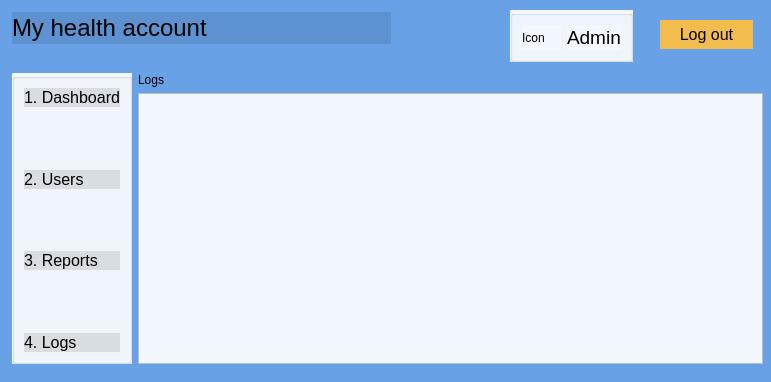
The window that adminlogs.ui (Darijan444/COV-19-Desktop_App) describes before a commit, drawn with Qt 5.
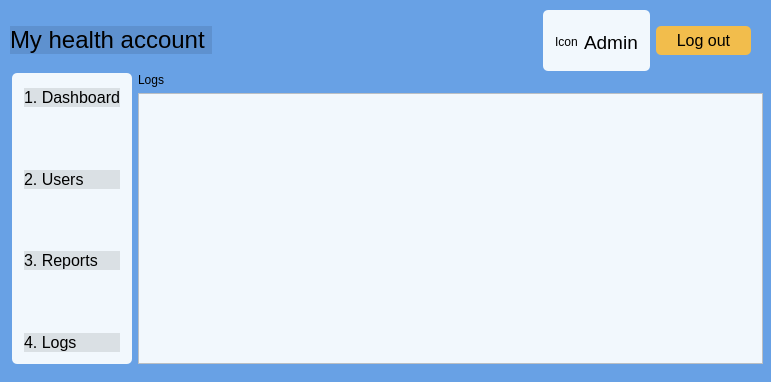
The same window after the commit.

What changed in the file:
```diff
--- a/adminlogs.ui
+++ b/adminlogs.ui
@@ -16,42 +16,6 @@
   <property name="styleSheet">
    <string notr="true">background-color: rgb(104, 161, 229);</string>
   </property>
-  <widget class="QPushButton" name="pushButtonLogout">
-   <property name="geometry">
-    <rect>
-     <x>660</x>
-     <y>20</y>
-     <width>93</width>
-     <height>29</height>
-    </rect>
-   </property>
-   <property name="styleSheet">
-    <string notr="true">QPushButton {
-
-    background-color: rgb(242, 189, 76); 
-
-    border: none; 
-
-    color: rgb(0, 0, 0); 
-
-    font: 16px;
-
-} 
-
-QPushButton:hover { 
-
-    background-color: rgb(245, 149, 66); 
-
-    border: none; 
-
-    color: rgb(0, 43, 255); 
-
-}</string>
-   </property>
-   <property name="text">
-    <string>Log out</string>
-   </property>
-  </widget>
   <widget class="QWidget" name="layoutWidget">
    <property name="geometry">
     <rect>
@@ -65,7 +29,10 @@
     <item row="0" column="0" rowspan="2">
      <widget class="QGroupBox" name="groupBox_2">
       <property name="styleSheet">
-       <string notr="true">background-color: rgb(242, 248, 253)</string>
+       <string notr="true">QGroupBox { 
+     border-radius: 5px; 
+	background-color: rgb(242, 248, 253);
+ } </string>
       </property>
       <property name="title">
        <string/>
@@ -225,32 +192,70 @@
     </item>
    </layout>
   </widget>
-  <widget class="QGroupBox" name="groupBox_6">
+  <widget class="QWidget" name="layoutWidget_2">
    <property name="geometry">
     <rect>
-     <x>510</x>
+     <x>10</x>
      <y>10</y>
-     <width>123</width>
-     <height>52</height>
+     <width>741</width>
+     <height>61</height>
     </rect>
    </property>
-   <property name="styleSheet">
-    <string notr="true">background-color: rgb(242, 248, 253)</string>
-   </property>
-   <property name="title">
-    <string/>
-   </property>
-   <layout class="QHBoxLayout" name="horizontalLayout_2">
-    <item>
      <layout class="QHBoxLayout" name="horizontalLayout">
       <item>
+     <widget class="QPushButton" name="pushButtonMyHealthAccount">
+      <property name="styleSheet">
+       <string notr="true">QPushButton {
+	background-color: rgb(0, 0, 0,0.1); 
+	border: none; 
+	color: rgb(0, 0, 0); 
+	font: 24px;
+	text-align: left;
+} 
+
+</string>
+      </property>
+      <property name="text">
+       <string>My health account </string>
+      </property>
+     </widget>
+    </item>
+    <item>
+     <spacer name="horizontalSpacer">
+      <property name="orientation">
+       <enum>Qt::Horizontal</enum>
+      </property>
+      <property name="sizeHint" stdset="0">
+       <size>
+        <width>188</width>
+        <height>20</height>
+       </size>
+      </property>
+     </spacer>
+    </item>
+    <item>
+     <widget class="QGroupBox" name="groupBox_6">
+      <property name="styleSheet">
+       <string notr="true">QGroupBox { 
+     border-radius: 5px; 
+	background-color: rgb(242, 248, 253);
+ } </string>
+      </property>
+      <property name="title">
+       <string/>
+      </property>
+      <layout class="QGridLayout" name="gridLayout_2">
+       <item row="0" column="0">
        <widget class="QLabel" name="labelAdmin">
+         <property name="styleSheet">
+          <string notr="true">background-color: rgb(242, 248, 253,0)</string>
+         </property>
         <property name="text">
          <string>Icon</string>
         </property>
        </widget>
       </item>
-      <item>
+       <item row="0" column="1">
        <widget class="QLabel" name="label_17">
         <property name="font">
          <font>
@@ -261,7 +266,8 @@
          </font>
         </property>
         <property name="styleSheet">
-         <string notr="true">font: 14pt &quot;.AppleSystemUIFont&quot;;</string>
+          <string notr="true">font: 14pt &quot;.AppleSystemUIFont&quot;;
+background-color: rgb(242, 248, 253,0)</string>
         </property>
         <property name="text">
          <string>Admin</string>
@@ -269,37 +275,33 @@
        </widget>
       </item>
      </layout>
-    </item>
-   </layout>
-  </widget>
-  <widget class="QSplitter" name="splitter">
-   <property name="geometry">
-    <rect>
-     <x>12</x>
-     <y>12</y>
-     <width>379</width>
-     <height>32</height>
-    </rect>
-   </property>
-   <property name="orientation">
-    <enum>Qt::Horizontal</enum>
-   </property>
-   <widget class="QPushButton" name="pushButtonMyHealthAccount">
+     </widget>
+    </item>
+    <item>
+     <widget class="QPushButton" name="pushButtonLogout">
     <property name="styleSheet">
      <string notr="true">QPushButton {
-	background-color: rgb(0, 0, 0,0.1); 
-	border: none; 
-	color: rgb(0, 0, 0); 
-	font: 24px;
-	text-align: left;
+    background-color: rgb(242, 189, 76); 
+    border: none;
+     border-radius: 5px; 
+    color: rgb(0, 0, 0); 
+    font: 16px;
+    padding: 5 20px;
 } 
 
-</string>
+QPushButton:hover { 
+    background-color: rgb(245, 149, 66); 
+    border: none; 
+    border-radius: 5px; 
+    color: rgb(0, 43, 255); 
+}</string>
     </property>
     <property name="text">
-     <string>My health account </string>
-    </property>
-   </widget>
+       <string>Log out</string>
+      </property>
+     </widget>
+    </item>
+   </layout>
   </widget>
  </widget>
  <resources/>
```
Lines whose indentation alone changed are shown as unchanged.
